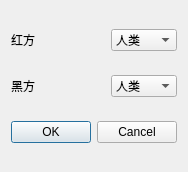
Above: src/gamestartdialog.ui from prcups/XiaoHuiXiangQi before the change. Below: the same form after it.
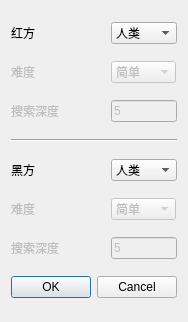
That is the form after the change.

The edit to the form file:
```diff
--- a/src/gamestartdialog.ui
+++ b/src/gamestartdialog.ui
@@ -7,7 +7,7 @@
     <x>0</x>
     <y>0</y>
     <width>186</width>
-    <height>172</height>
+    <height>322</height>
    </rect>
   </property>
   <property name="windowTitle">
@@ -17,8 +17,114 @@
    <property name="sizeConstraint">
     <enum>QLayout::SetMinimumSize</enum>
    </property>
-   <item row="0" column="0">
-    <widget class="QLabel" name="label">
+   <item row="6" column="1">
+    <widget class="QLabel" name="BlackDepthLabel">
+     <property name="enabled">
+      <bool>false</bool>
+     </property>
+     <property name="sizePolicy">
+      <sizepolicy hsizetype="Minimum" vsizetype="Fixed">
+       <horstretch>0</horstretch>
+       <verstretch>0</verstretch>
+      </sizepolicy>
+     </property>
+     <property name="text">
+      <string>搜索深度</string>
+     </property>
+    </widget>
+   </item>
+   <item row="7" column="1" colspan="2">
+    <widget class="QDialogButtonBox" name="buttonBox">
+     <property name="orientation">
+      <enum>Qt::Horizontal</enum>
+     </property>
+     <property name="standardButtons">
+      <set>QDialogButtonBox::Cancel|QDialogButtonBox::Ok</set>
+     </property>
+    </widget>
+   </item>
+   <item row="6" column="2">
+    <widget class="QLineEdit" name="BlackDepth">
+     <property name="enabled">
+      <bool>false</bool>
+     </property>
+     <property name="sizePolicy">
+      <sizepolicy hsizetype="Maximum" vsizetype="Fixed">
+       <horstretch>0</horstretch>
+       <verstretch>0</verstretch>
+      </sizepolicy>
+     </property>
+     <property name="text">
+      <string>5</string>
+     </property>
+    </widget>
+   </item>
+   <item row="0" column="2">
+    <widget class="QComboBox" name="RedPlayer">
+     <property name="sizePolicy">
+      <sizepolicy hsizetype="Maximum" vsizetype="Fixed">
+       <horstretch>1</horstretch>
+       <verstretch>0</verstretch>
+      </sizepolicy>
+     </property>
+     <item>
+      <property name="text">
+       <string>人类</string>
+      </property>
+     </item>
+     <item>
+      <property name="text">
+       <string>计算机</string>
+      </property>
+     </item>
+    </widget>
+   </item>
+   <item row="5" column="2">
+    <widget class="QComboBox" name="BlackDiff">
+     <property name="enabled">
+      <bool>false</bool>
+     </property>
+     <property name="sizePolicy">
+      <sizepolicy hsizetype="Maximum" vsizetype="Fixed">
+       <horstretch>0</horstretch>
+       <verstretch>0</verstretch>
+      </sizepolicy>
+     </property>
+     <item>
+      <property name="text">
+       <string>简单</string>
+      </property>
+     </item>
+     <item>
+      <property name="text">
+       <string>困难</string>
+      </property>
+     </item>
+     <item>
+      <property name="text">
+       <string>自定义</string>
+      </property>
+     </item>
+    </widget>
+   </item>
+   <item row="2" column="1">
+    <widget class="QLabel" name="RedDepthLabel">
+     <property name="enabled">
+      <bool>false</bool>
+     </property>
+     <property name="sizePolicy">
+      <sizepolicy hsizetype="Minimum" vsizetype="Fixed">
+       <horstretch>0</horstretch>
+       <verstretch>0</verstretch>
+      </sizepolicy>
+     </property>
+     <property name="text">
+      <string>搜索深度</string>
+     </property>
+    </widget>
+   </item>
+   <item row="0" column="1">
+    <widget class="QLabel" name="RedLabel">
      <property name="sizePolicy">
       <sizepolicy hsizetype="Minimum" vsizetype="Preferred">
        <horstretch>0</horstretch>
@@ -39,43 +145,39 @@
      </property>
     </widget>
    </item>
-   <item row="0" column="1">
-    <widget class="QComboBox" name="RedPlayer">
+   <item row="2" column="2">
+    <widget class="QLineEdit" name="RedDepth">
+     <property name="enabled">
+      <bool>false</bool>
+     </property>
      <property name="sizePolicy">
       <sizepolicy hsizetype="Maximum" vsizetype="Fixed">
-       <horstretch>1</horstretch>
-       <verstretch>0</verstretch>
-      </sizepolicy>
-     </property>
-     <item>
-      <property name="text">
-       <string>人类</string>
-      </property>
-     </item>
-     <item>
-      <property name="text">
-       <string>计算机</string>
-      </property>
-     </item>
-    </widget>
-   </item>
-   <item row="1" column="0">
-    <widget class="QLabel" name="label_2">
-     <property name="sizePolicy">
-      <sizepolicy hsizetype="Minimum" vsizetype="Preferred">
        <horstretch>0</horstretch>
        <verstretch>0</verstretch>
       </sizepolicy>
      </property>
      <property name="text">
-      <string>黑方</string>
-     </property>
-     <property name="alignment">
-      <set>Qt::AlignLeading|Qt::AlignLeft|Qt::AlignVCenter</set>
+      <string>5</string>
      </property>
     </widget>
    </item>
    <item row="1" column="1">
+    <widget class="QLabel" name="RedDiffLabel">
+     <property name="enabled">
+      <bool>false</bool>
+     </property>
+     <property name="sizePolicy">
+      <sizepolicy hsizetype="Minimum" vsizetype="Preferred">
+       <horstretch>0</horstretch>
+       <verstretch>0</verstretch>
+      </sizepolicy>
+     </property>
+     <property name="text">
+      <string>难度</string>
+     </property>
+    </widget>
+   </item>
+   <item row="4" column="2">
     <widget class="QComboBox" name="BlackPlayer">
      <property name="sizePolicy">
       <sizepolicy hsizetype="Maximum" vsizetype="Fixed">
@@ -95,14 +197,71 @@
      </item>
     </widget>
    </item>
-   <item row="2" column="0" colspan="2">
-    <widget class="QDialogButtonBox" name="buttonBox">
+   <item row="5" column="1">
+    <widget class="QLabel" name="BlackDiffLabel">
+     <property name="enabled">
+      <bool>false</bool>
+     </property>
+     <property name="sizePolicy">
+      <sizepolicy hsizetype="Minimum" vsizetype="Fixed">
+       <horstretch>0</horstretch>
+       <verstretch>0</verstretch>
+      </sizepolicy>
+     </property>
+     <property name="text">
+      <string>难度</string>
+     </property>
+    </widget>
+   </item>
+   <item row="4" column="1">
+    <widget class="QLabel" name="BlackLabel">
+     <property name="sizePolicy">
+      <sizepolicy hsizetype="Minimum" vsizetype="Preferred">
+       <horstretch>0</horstretch>
+       <verstretch>0</verstretch>
+      </sizepolicy>
+     </property>
+     <property name="text">
+      <string>黑方</string>
+     </property>
+     <property name="alignment">
+      <set>Qt::AlignLeading|Qt::AlignLeft|Qt::AlignVCenter</set>
+     </property>
+    </widget>
+   </item>
+   <item row="1" column="2">
+    <widget class="QComboBox" name="RedDiff">
+     <property name="enabled">
+      <bool>false</bool>
+     </property>
+     <property name="sizePolicy">
+      <sizepolicy hsizetype="Maximum" vsizetype="Fixed">
+       <horstretch>0</horstretch>
+       <verstretch>0</verstretch>
+      </sizepolicy>
+     </property>
+     <item>
+      <property name="text">
+       <string>简单</string>
+      </property>
+     </item>
+     <item>
+      <property name="text">
+       <string>困难</string>
+      </property>
+     </item>
+     <item>
+      <property name="text">
+       <string>自定义</string>
+      </property>
+     </item>
+    </widget>
+   </item>
+   <item row="3" column="1" colspan="2">
+    <widget class="Line" name="line">
      <property name="orientation">
       <enum>Qt::Horizontal</enum>
      </property>
-     <property name="standardButtons">
-      <set>QDialogButtonBox::Cancel|QDialogButtonBox::Ok</set>
-     </property>
     </widget>
    </item>
   </layout>
```
Left out of the diff: 2 changed lines with no effect on the pictures.
